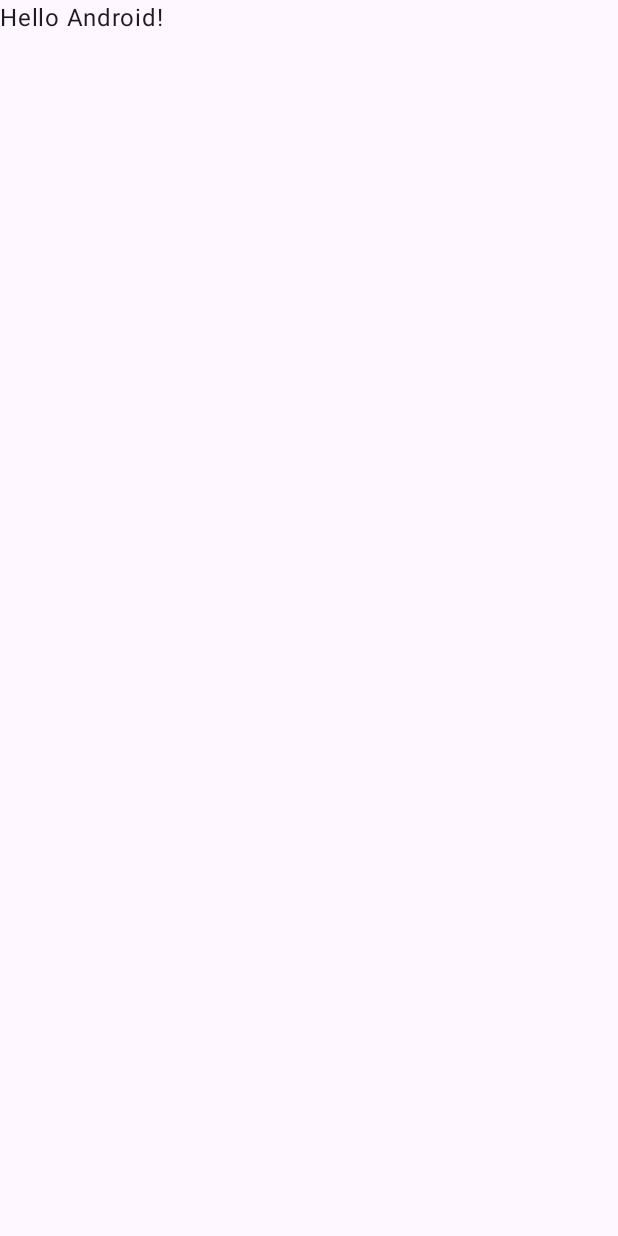
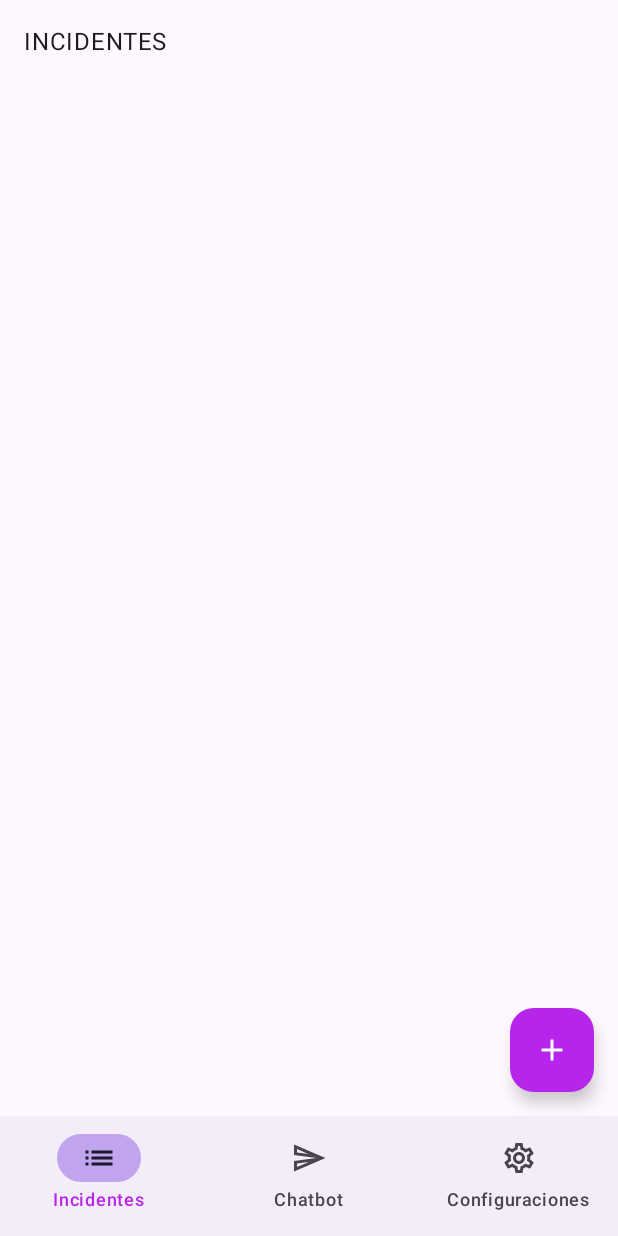
Before and after one commit to MISW-Basinglo/abcall-mobile, an Android app built with Jetpack Compose: the screen it shows after launch (MainActivity), on a phone screen of 412 x 824 dp. Before the commit the screen is almost empty. Run offline under Robolectric (Android 15) with nearby library versions, the phone set to English and light mode, and no system bars.

Commit message:
feat(Base): add navigation

```diff
--- a/app/build.gradle.kts
+++ b/app/build.gradle.kts
@@ -59,11 +59,15 @@ dependencies {
     implementation(libs.androidx.ui.graphics)
     implementation(libs.androidx.ui.tooling.preview)
     implementation(libs.androidx.material3)
+    implementation(libs.androidx.navigation)
+
     testImplementation(libs.junit)
+
     androidTestImplementation(libs.androidx.junit)
     androidTestImplementation(libs.androidx.espresso.core)
     androidTestImplementation(platform(libs.androidx.compose.bom))
     androidTestImplementation(libs.androidx.ui.test.junit4)
+
     debugImplementation(libs.androidx.ui.tooling)
     debugImplementation(libs.androidx.ui.test.manifest)
 }
--- a/app/src/main/java/co/uniandes/abccall/MainActivity.kt
+++ b/app/src/main/java/co/uniandes/abccall/MainActivity.kt
@@ -3,45 +3,83 @@ package co.uniandes.abccall
 import android.os.Bundle
 import androidx.activity.ComponentActivity
 import androidx.activity.compose.setContent
-import androidx.activity.enableEdgeToEdge
-import androidx.compose.foundation.layout.fillMaxSize
+import androidx.compose.foundation.layout.Box
 import androidx.compose.foundation.layout.padding
 import androidx.compose.material3.Scaffold
-import androidx.compose.material3.Text
-import androidx.compose.runtime.Composable
+import androidx.compose.runtime.mutableStateOf
+import androidx.compose.runtime.getValue
+import androidx.compose.runtime.saveable.rememberSaveable
 import androidx.compose.ui.Modifier
-import androidx.compose.ui.tooling.preview.Preview
+import androidx.compose.ui.res.stringResource
+import androidx.navigation.compose.currentBackStackEntryAsState
+import androidx.navigation.compose.rememberNavController
+import co.uniandes.abccall.ui.navigation.BottomBar
+import co.uniandes.abccall.ui.navigation.RootNavGraph
+import co.uniandes.abccall.ui.navigation.Screen.Main.Chat
+import co.uniandes.abccall.ui.navigation.Screen.Main.Issues
+import co.uniandes.abccall.ui.navigation.Screen.Main.CreateIssue
+import co.uniandes.abccall.ui.navigation.Screen.Main.Settings
+import co.uniandes.abccall.ui.navigation.TopBar
 import co.uniandes.abccall.ui.theme.ABCcallTheme
 
 class MainActivity : ComponentActivity() {
+
+    private var isAuthenticated = true
+
     override fun onCreate(savedInstanceState: Bundle?) {
         super.onCreate(savedInstanceState)
-        enableEdgeToEdge()
         setContent {
             ABCcallTheme {
-                Scaffold(modifier = Modifier.fillMaxSize()) { innerPadding ->
-                    Greeting(
-                        name = "Android",
-                        modifier = Modifier.padding(innerPadding)
-                    )
+                val navController = rememberNavController()
+                val navBackStackEntry by navController.currentBackStackEntryAsState()
+
+                val bottomBarState = rememberSaveable { (mutableStateOf(false)) }
+                val topBarState = rememberSaveable { (mutableStateOf(false)) }
+                val topBarTitle = rememberSaveable { (mutableStateOf("")) }
+
+                // Control TopBar and BottomBar
+                when (navBackStackEntry?.destination?.route) {
+                    Issues.route -> {
+                        bottomBarState.value = true
+                        topBarState.value = false
+                    }
+                    Chat.route ->  {
+                        bottomBarState.value = true
+                        topBarState.value = false
+                    }
+                    Settings.route -> {
+                        bottomBarState.value = true
+                        topBarState.value = false
+                    }
+                    CreateIssue.route -> {
+                        bottomBarState.value = false
+                        topBarState.value = true
+                        topBarTitle.value = stringResource(id = R.string.create_issue)
+                    }
+                    else -> bottomBarState.value = false
+                }
+                Scaffold(
+                    topBar = {
+                        if (topBarState.value) TopBar(
+                            title = topBarTitle.value.uppercase(),
+                            navController = navController
+                        )
+                    },
+                    bottomBar = {
+                        if (bottomBarState.value) BottomBar(navController = navController)
+                    }
+                ) { paddingValues ->
+                    Box(
+                        modifier = Modifier.padding(paddingValues)
+                    ) {
+                        RootNavGraph(
+                            isLoggedIn = isAuthenticated,
+                            navHostController = navController
+                        )
+                    }
                 }
             }
         }
     }
+
 }
-
-@Composable
-fun Greeting(name: String, modifier: Modifier = Modifier) {
-    Text(
-        text = "Hello $name!",
-        modifier = modifier
-    )
-}
-
-@Preview(showBackground = true)
-@Composable
-fun GreetingPreview() {
-    ABCcallTheme {
-        Greeting("Android")
-    }
-}
--- /dev/null
+++ b/app/src/main/java/co/uniandes/abccall/ui/navigation/AppRouter.kt
@@ -0,0 +1,60 @@
+package co.uniandes.abccall.ui.navigation
+
+import androidx.compose.ui.graphics.vector.ImageVector
+import androidx.navigation.NamedNavArgument
+import co.uniandes.abccall.R
+import androidx.compose.material.icons.Icons
+import androidx.compose.material.icons.filled.List
+import androidx.compose.material.icons.filled.Send
+import androidx.compose.material.icons.outlined.List
+import androidx.compose.material.icons.outlined.Send
+import androidx.compose.material.icons.outlined.Settings
+
+private object Route {
+    const val AUTH = "auth"
+    const val LOGIN = "login"
+
+    const val MAIN = "main"
+    const val ISSUES = "issues"
+    const val CREATE_ISSUE = "issues/create"
+    const val CHAT = "chat"
+    const val SETTINGS = "settings"
+}
+
+sealed class Screen(val route: String) {
+
+    data object Auth: Screen(Route.AUTH) {
+        data object Login: Screen(Route.LOGIN)
+    }
+
+    data object Main: TopLevelDestination(Route.MAIN) {
+        data object Issues: TopLevelDestination(
+            route = Route.ISSUES,
+            title = R.string.issues,
+            selectedIcon = Icons.Filled.List,
+            unselectedIcon = Icons.Outlined.List,
+        )
+        data object CreateIssue: TopLevelDestination( Route.CREATE_ISSUE)
+        data object Chat: TopLevelDestination(
+            route = Route.CHAT,
+            title = R.string.chat,
+            selectedIcon = Icons.Filled.Send,
+            unselectedIcon = Icons.Outlined.Send,
+        )
+        data object Settings: TopLevelDestination(
+            route = Route.SETTINGS,
+            title = R.string.settings,
+            selectedIcon = Icons.Outlined.Settings,
+            unselectedIcon = Icons.Outlined.Settings,
+        )
+    }
+
+}
+
+sealed class TopLevelDestination(
+    val route: String,
+    val title: Int? = null,
+    val selectedIcon: ImageVector? = null,
+    val unselectedIcon: ImageVector? = null,
+    val navArguments: List<NamedNavArgument> = emptyList()
+)
--- /dev/null
+++ b/app/src/main/java/co/uniandes/abccall/ui/navigation/AuthNavGraph.kt
@@ -0,0 +1,23 @@
+package co.uniandes.abccall.ui.navigation
+
+import androidx.navigation.NavGraphBuilder
+import androidx.navigation.NavHostController
+import androidx.navigation.compose.composable
+import androidx.navigation.navigation
+import co.uniandes.abccall.ui.navigation.Screen.Auth
+import co.uniandes.abccall.ui.screens.auth.LoginScreen
+
+fun NavGraphBuilder.authNavGraph(
+    navController: NavHostController
+) {
+    navigation(
+        route = Auth.route,
+        startDestination = Auth.Login.route,
+    ) {
+
+        composable(route = Auth.Login.route) {
+            LoginScreen(navController)
+        }
+
+    }
+}
--- /dev/null
+++ b/app/src/main/java/co/uniandes/abccall/ui/navigation/BottomBar.kt
@@ -0,0 +1,60 @@
+package co.uniandes.abccall.ui.navigation
+
+import androidx.compose.material3.Icon
+import androidx.compose.material3.MaterialTheme
+import androidx.compose.material3.NavigationBar
+import androidx.compose.material3.NavigationBarItem
+import androidx.compose.material3.NavigationBarItemDefaults
+import androidx.compose.material3.Text
+import androidx.compose.runtime.Composable
+import androidx.compose.runtime.getValue
+import androidx.compose.ui.res.stringResource
+import androidx.navigation.NavGraph.Companion.findStartDestination
+import androidx.navigation.NavHostController
+import androidx.navigation.compose.currentBackStackEntryAsState
+import co.uniandes.abccall.ui.navigation.Screen.Main
+
+@Composable
+fun BottomBar(
+    navController: NavHostController
+) {
+    val navigationScreen = listOf(Main.Issues, Main.Chat, Main.Settings)
+
+    NavigationBar {
+
+        val navBackStackEntry by navController.currentBackStackEntryAsState()
+        val currentRoute = navBackStackEntry?.destination?.route
+
+        navigationScreen.forEach { item ->
+            NavigationBarItem(
+                selected = currentRoute == item.route,
+                label = {
+                    Text(text = stringResource(id = item.title!!))
+                },
+                icon = {
+                    Icon(
+                        imageVector = (
+                                if (item.route == currentRoute)
+                                    item.selectedIcon
+                                else
+                                    item.unselectedIcon
+                                )!!,
+                        contentDescription = stringResource(id = item.title!!)
+                    )
+                },
+                colors = NavigationBarItemDefaults.colors(
+                    indicatorColor = MaterialTheme.colorScheme.tertiary
+                ),
+                onClick = {
+                    navController.navigate(item.route) {
+                        popUpTo(navController.graph.findStartDestination().id) {
+                            saveState = true
+                        }
+                        launchSingleTop = true
+                        restoreState = true
+                    }
+                },
+            )
+        }
+    }
+}
--- /dev/null
+++ b/app/src/main/java/co/uniandes/abccall/ui/navigation/MainNavGraph.kt
@@ -0,0 +1,38 @@
+package co.uniandes.abccall.ui.navigation
+
+import androidx.navigation.NavGraphBuilder
+import androidx.navigation.NavHostController
+import androidx.navigation.compose.composable
+import androidx.navigation.navigation
+import co.uniandes.abccall.ui.navigation.Screen.Main
+import co.uniandes.abccall.ui.screens.chat.ChatScreen
+import co.uniandes.abccall.ui.screens.issues.CreateIssueScreen
+import co.uniandes.abccall.ui.screens.issues.IssuesScreen
+import co.uniandes.abccall.ui.screens.settings.SettingsScreen
+
+fun NavGraphBuilder.mainNavGraph(
+    navController: NavHostController
+) {
+    navigation(
+        route = Main.route,
+        startDestination = Main.Issues.route,
+    ) {
+
+        composable(route = Main.Issues.route) {
+            IssuesScreen(navController)
+        }
+
+        composable(route = Main.CreateIssue.route) {
+            CreateIssueScreen()
+        }
+
+        composable(route = Main.Chat.route) {
+            ChatScreen()
+        }
+
+        composable(route = Main.Settings.route) {
+            SettingsScreen()
+        }
+
+    }
+}
--- /dev/null
+++ b/app/src/main/java/co/uniandes/abccall/ui/navigation/RootNavHost.kt
@@ -0,0 +1,18 @@
+package co.uniandes.abccall.ui.navigation
+
+import androidx.compose.runtime.Composable
+import androidx.navigation.NavHostController
+import androidx.navigation.compose.NavHost
+import co.uniandes.abccall.ui.navigation.Screen.Auth
+import co.uniandes.abccall.ui.navigation.Screen.Main
+
+@Composable
+fun RootNavGraph(isLoggedIn: Boolean, navHostController: NavHostController) {
+    NavHost(
+        navController = navHostController,
+        startDestination = if(isLoggedIn) Main.route else Auth.route
+    ) {
+        authNavGraph(navHostController)
+        mainNavGraph(navHostController)
+    }
+}
--- /dev/null
+++ b/app/src/main/java/co/uniandes/abccall/ui/screens/issues/IssuesScreen.kt
@@ -0,0 +1,57 @@
+package co.uniandes.abccall.ui.screens.issues
+
+import androidx.compose.foundation.layout.*
+import androidx.compose.material.icons.Icons
+import androidx.compose.material.icons.filled.Add
+import androidx.compose.material3.FabPosition
+import androidx.compose.material3.FloatingActionButton
+import androidx.compose.material3.Icon
+import androidx.compose.material3.MaterialTheme
+import androidx.compose.material3.Scaffold
+import androidx.compose.material3.Text
+import androidx.compose.runtime.Composable
+import androidx.compose.ui.Alignment
+import androidx.compose.ui.Modifier
+import androidx.compose.ui.graphics.Color
+import androidx.compose.ui.res.stringResource
+import androidx.compose.ui.unit.dp
+import androidx.navigation.NavController
+import co.uniandes.abccall.R
+import co.uniandes.abccall.ui.navigation.Screen.Main.CreateIssue
+
+@Composable
+fun IssuesScreen(navController: NavController) {
+    Scaffold(
+        floatingActionButton = {
+            FloatingActionButton(
+                onClick = {
+                    navController.navigate(CreateIssue.route)
+                },
+                containerColor = MaterialTheme.colorScheme.secondary
+            ) {
+                Icon(
+                    imageVector = Icons.Default.Add,
+                    contentDescription = "Create Issue",
+                    tint = Color.White
+                )
+            }
+        },
+        floatingActionButtonPosition = FabPosition.End
+    ) { innerPadding ->
+        Box(
+            modifier = Modifier
+                .fillMaxSize()
+                .padding(innerPadding)
+        ) {
+            Column(
+                modifier = Modifier
+                    .fillMaxWidth()
+                    .padding(16.dp),
+                verticalArrangement = Arrangement.Top,
+                horizontalAlignment = Alignment.Start
+            ) {
+                Text(text = stringResource(id = R.string.issues).uppercase())
+            }
+        }
+    }
+}
--- a/app/src/main/java/co/uniandes/abccall/ui/theme/Color.kt
+++ b/app/src/main/java/co/uniandes/abccall/ui/theme/Color.kt
@@ -6,6 +6,6 @@ val Purple80 = Color(0xFFD0BCFF)
 val PurpleGrey80 = Color(0xFFCCC2DC)
 val Pink80 = Color(0xFFEFB8C8)
 
-val Purple40 = Color(0xFF6650a4)
-val PurpleGrey40 = Color(0xFF625b71)
-val Pink40 = Color(0xFF7D5260)
+val Purple40 = Color(0xFF0C5CF2)
+val PurpleGrey40 = Color(0xFFB725EC)
+val Pink40 = Color(0xFFC0A4ED)
--- a/app/src/main/res/values/strings.xml
+++ b/app/src/main/res/values/strings.xml
@@ -1,3 +1,12 @@
 <resources>
+
     <string name="app_name">ABCcall</string>
+
+    <string name="issues">Incidentes</string>
+    <string name="create_issue">Crear incidente</string>
+
+    <string name="chat">Chatbot</string>
+
+    <string name="settings">Configuraciones</string>
+
 </resources>
--- a/gradle/libs.versions.toml
+++ b/gradle/libs.versions.toml
@@ -8,6 +8,7 @@ espressoCore = "3.6.1"
 lifecycleRuntimeKtx = "2.8.4"
 activityCompose = "1.9.1"
 composeBom = "2023.08.00"
+navigation = "2.8.1"
 
 [libraries]
 androidx-core-ktx = { group = "androidx.core", name = "core-ktx", version.ref = "coreKtx" }
@@ -24,6 +25,7 @@ androidx-ui-tooling-preview = { group = "androidx.compose.ui", name = "ui-toolin
 androidx-ui-test-manifest = { group = "androidx.compose.ui", name = "ui-test-manifest" }
 androidx-ui-test-junit4 = { group = "androidx.compose.ui", name = "ui-test-junit4" }
 androidx-material3 = { group = "androidx.compose.material3", name = "material3" }
+androidx-navigation = { group = "androidx.navigation", name = "navigation-compose", version.ref="navigation" }
 
 [plugins]
 android-application = { id = "com.android.application", version.ref = "agp" }
```
Also changed, not shown: app/src/main/java/co/uniandes/abccall/ui/navigation/TopBar.kt (added, +41 -0 lines), app/src/main/java/co/uniandes/abccall/ui/screens/auth/LoginScreen.kt (added, +22 -0 lines), app/src/main/java/co/uniandes/abccall/ui/screens/chat/ChatScreen.kt (added, +9 -0 lines), app/src/main/java/co/uniandes/abccall/ui/screens/issues/CreateIssueScreen.kt (added, +9 -0 lines), app/src/main/java/co/uniandes/abccall/ui/screens/settings/SettingsScreen.kt (added, +8 -0 lines).
